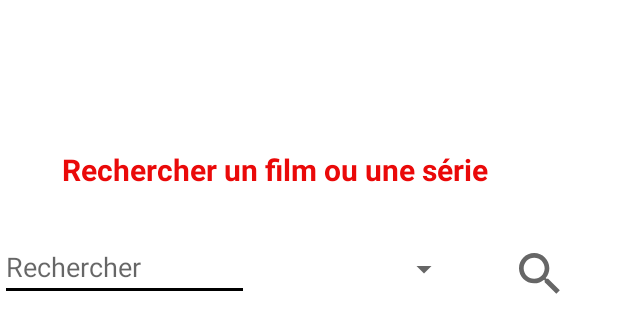
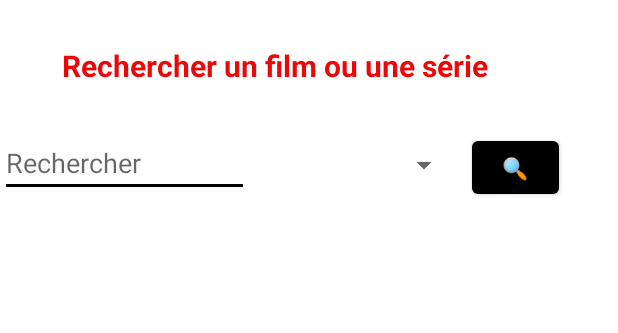
Before and after one commit to greggameplayer/netflixWanted, an Android app: the layout search.xml on its own in the app's theme, with its tools: preview values and no code run, on a phone screen of 412 x 824 dp. Shown: the top 333 px of the screen. Run offline under Robolectric (Android 15) with nearby library versions, the phone set to English and light mode, and no system bars.

Commit message:
debut page recherche ok (enfiiiin)

```diff
--- a/app/build.gradle
+++ b/app/build.gradle
@@ -15,7 +15,6 @@ android {
         versionName "1.0"
 
         testInstrumentationRunner "androidx.test.runner.AndroidJUnitRunner"
-        vectorDrawables.useSupportLibrary = true
     }
 
     buildTypes {
--- a/app/src/main/AndroidManifest.xml
+++ b/app/src/main/AndroidManifest.xml
@@ -7,7 +7,7 @@
     <application
             android:name=".Application"
             android:allowBackup="true"
-            android:icon="@mipmap/tggggggggggg"
+            android:icon="@mipmap/ic_launcher"
             android:label="@string/app_name"
             android:roundIcon="@mipmap/ic_launcher_round"
             android:supportsRtl="true"
@@ -30,6 +30,10 @@
                 android:name=".controllers.MovieController"
                 android:exported="false"
         />
+        <activity
+                android:name=".Search"
+                android:exported="true">
+        </activity>
     </application>
 
 </manifest>
--- a/app/src/main/res/drawable/ic_baseline_search_24.xml
+++ /dev/null
@@ -1,10 +0,0 @@
-<vector xmlns:android="http://schemas.android.com/apk/res/android"
-    android:width="24dp"
-    android:height="24dp"
-    android:viewportWidth="24"
-    android:viewportHeight="24"
-    android:tint="?attr/colorControlNormal">
-  <path
-      android:fillColor="@android:color/white"
-      android:pathData="M15.5,14h-0.79l-0.28,-0.27C15.41,12.59 16,11.11 16,9.5 16,5.91 13.09,3 9.5,3S3,5.91 3,9.5 5.91,16 9.5,16c1.61,0 3.09,-0.59 4.23,-1.57l0.27,0.28v0.79l5,4.99L20.49,19l-4.99,-5zM9.5,14C7.01,14 5,11.99 5,9.5S7.01,5 9.5,5 14,7.01 14,9.5 11.99,14 9.5,14z"/>
-</vector>
--- a/app/src/main/res/layout/search.xml
+++ b/app/src/main/res/layout/search.xml
@@ -8,7 +8,7 @@
             android:layout_height="wrap_content"
             android:textColor="#EA0909" android:textSize="20sp"
             android:textStyle="bold" android:id="@+id/TextViewTitlePageSearch" app:layout_constraintTop_toTopOf="parent"
-            android:layout_marginTop="99dp" app:layout_constraintStart_toStartOf="parent"
+            android:layout_marginTop="30dp" app:layout_constraintStart_toStartOf="parent"
             android:layout_marginStart="38dp" android:layout_marginEnd="84dp"
             app:layout_constraintEnd_toEndOf="parent"
     />
@@ -28,11 +28,9 @@
             android:layout_marginEnd="24dp" app:layout_constraintEnd_toEndOf="parent" android:layout_marginTop="32dp"
             app:layout_constraintTop_toBottomOf="@+id/TextViewTitlePageSearch"
             app:layout_constraintHorizontal_bias="0.113"/>
-    <ImageView
-            android:layout_width="37dp"
-            android:layout_height="37dp" app:srcCompat="@drawable/ic_baseline_search_24"
-            android:id="@+id/imageView" android:layout_marginStart="4dp"
-            app:layout_constraintStart_toEndOf="@+id/spinner" app:layout_constraintTop_toTopOf="parent"
-            android:layout_marginTop="164dp" app:layout_constraintEnd_toEndOf="parent"
-            app:layout_constraintHorizontal_bias="0.567" android:layout_marginEnd="10dp"/>
+    <Button
+            android:layout_width="58dp"
+            android:layout_height="47dp" android:id="@+id/btSearch"
+            android:layout_marginStart="8dp" app:layout_constraintStart_toEndOf="@+id/spinner"
+            app:layout_constraintTop_toTopOf="parent" android:layout_marginTop="88dp" android:text="🔍"/>
 </androidx.constraintlayout.widget.ConstraintLayout>
--- a/app/src/main/res/mipmap-anydpi-v26/ic_launcher.xml
+++ b/app/src/main/res/mipmap-anydpi-v26/ic_launcher.xml
@@ -1,4 +1,5 @@
 <?xml version="1.0" encoding="utf-8"?>
 <adaptive-icon xmlns:android="http://schemas.android.com/apk/res/android">
     <background android:drawable="@drawable/ic_launcher_background"/>
+    <foreground android:drawable="@drawable/ic_launcher_foreground"/>
 </adaptive-icon>
```
Also changed, not shown: app/src/main/res/drawable-v24/ic_launcher_foreground.xml (added, +31 -0 lines), app/src/main/res/drawable/ic_launcher_background.xml (+5 -5 lines), app/src/main/ic_launcher-playstore.png (deleted).
